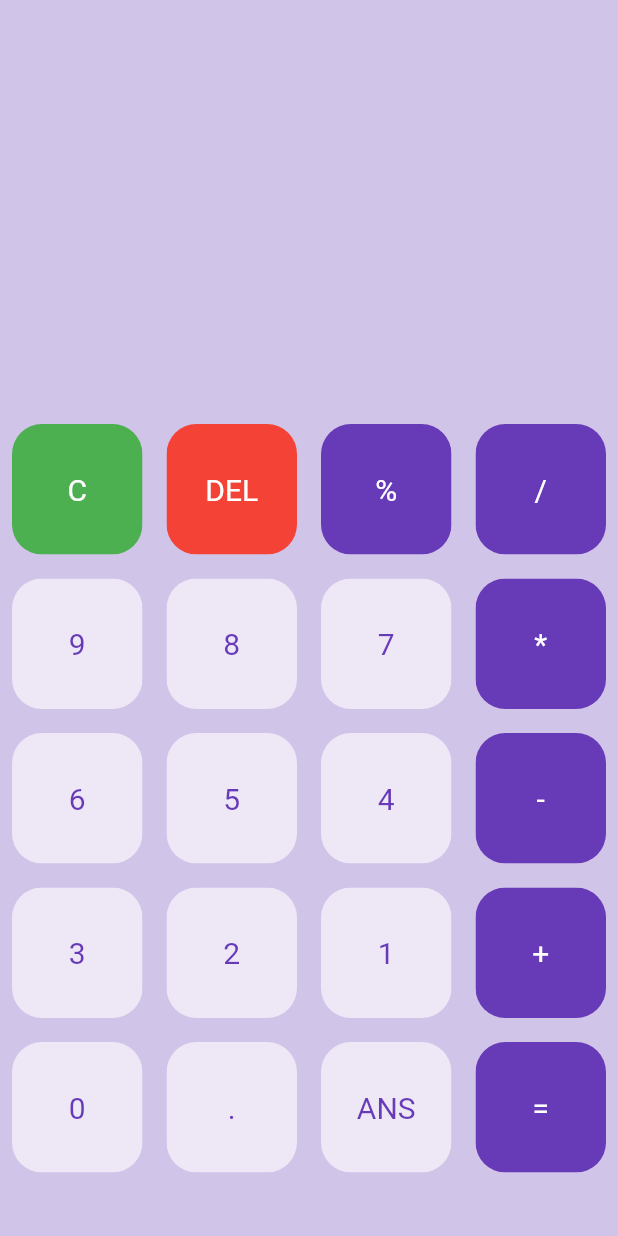
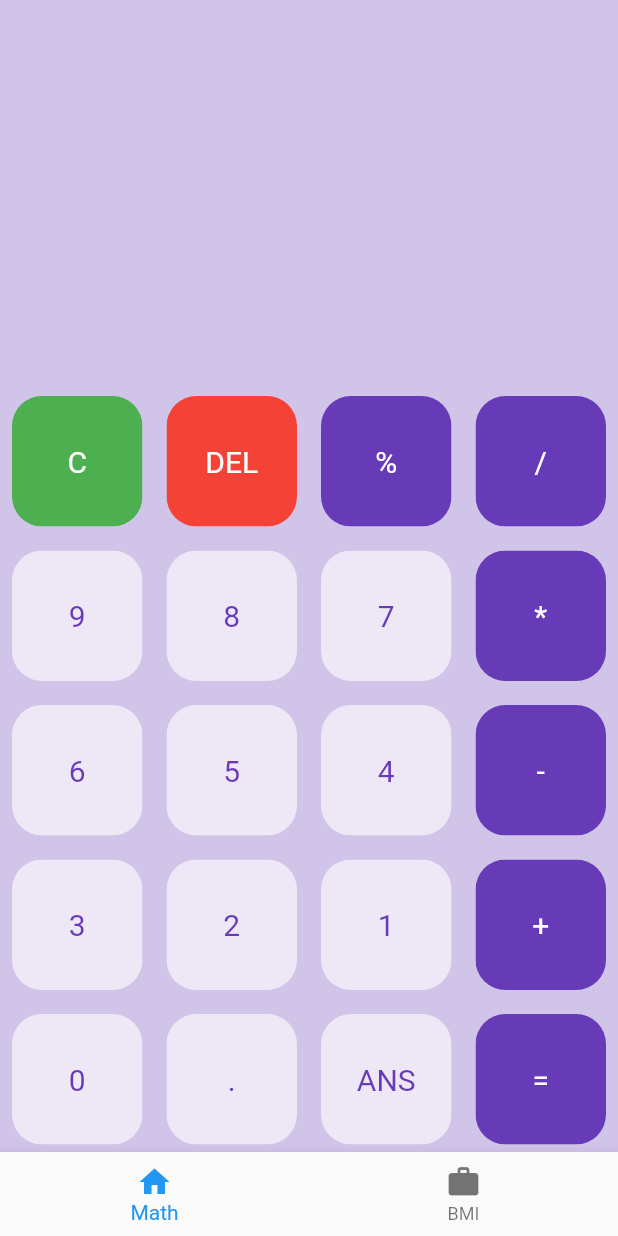
Before and after one commit to agarwalsahil0210/calculator_flutter, a Flutter app: the screen it shows after launch, on a phone screen of 412 x 824 dp. Run offline on Flutter 3.47's test engine with Material 2 defaults, Android fonts, the phone set to English and light mode, and no system bars; our stand-ins replace math_expressions.

Commit message:
created new page and added navigation buttons

```diff
--- /dev/null
+++ b/lib/BmiMainPage.dart
@@ -0,0 +1,13 @@
+import 'package:flutter/material.dart';
+
+class BmiMainPage extends StatefulWidget {
+  @override
+  _BmiMainPageState createState() => _BmiMainPageState();
+}
+
+class _BmiMainPageState extends State<BmiMainPage> {
+  @override
+  Widget build(BuildContext context) {
+    return Container();
+  }
+}
--- /dev/null
+++ b/lib/HomePage.dart
@@ -0,0 +1,161 @@
+import 'package:calculatorflutter/buttons.dart';
+import 'package:flutter/material.dart';
+import 'package:math_expressions/math_expressions.dart';
+
+class HomePage extends StatefulWidget {
+  HomePage({Key key, this.title}) : super(key: key);
+
+  final String title;
+
+
+  @override
+  _MyHomePageState createState() => _MyHomePageState();
+}
+
+class _MyHomePageState extends State<HomePage> {
+
+  var userQuestion = '';
+  var userAnswer = '';
+
+  final List<String> buttons = [
+    'C',
+    'DEL',
+    '%',
+    '/',
+    '9',
+    '8',
+    '7',
+    '*',
+    '6',
+    '5',
+    '4',
+    '-',
+    '3',
+    '2',
+    '1',
+    '+',
+    '0',
+    '.',
+    'ANS',
+    '=',
+  ];
+
+  @override
+  Widget build(BuildContext context) {
+    return Scaffold(
+      backgroundColor: Colors.deepPurple[100],
+
+      body:Column(
+        children: <Widget>[
+          Expanded(
+            child: Container(
+              child: Column(
+                mainAxisAlignment: MainAxisAlignment.spaceEvenly,
+                children: <Widget>[
+                  SizedBox(
+                    height: 50,
+                  ),
+                  Container(
+                      padding: EdgeInsets.all(20),
+                      alignment: Alignment.centerLeft,
+                      child: Text(
+                        userQuestion,
+                        style: TextStyle(fontSize: 20),
+                      )),
+                  Container(
+                      padding: EdgeInsets.all(20),
+                      alignment: Alignment.centerRight,
+                      child: Text(
+                        userAnswer,
+                        style: TextStyle(fontSize: 20),
+                      )),
+                ],
+              ),
+            ),
+          ),
+          Expanded(
+            flex: 2,
+            child: Container(
+                child: GridView.builder(
+                    itemCount: buttons.length,
+                    gridDelegate: SliverGridDelegateWithFixedCrossAxisCount(
+                        crossAxisCount: 4),
+                    itemBuilder: (BuildContext context, int index) {
+                      if (index == 0) {
+                        return MyButton(
+                          buttonTapped: () {
+                            setState(() {
+                              userQuestion = '';
+                            });
+                          },
+                          buttonText: buttons[index],
+                          color: Colors.green,
+                          textcolor: Colors.white,
+                        );
+                      } else if (index == 1) {
+                        return MyButton(
+                          buttonTapped: () {
+                            setState(() {
+                              userQuestion = userQuestion.substring(
+                                  0, userQuestion.length - 1);
+                            });
+                          },
+                          buttonText: buttons[index],
+                          color: Colors.red,
+                          textcolor: Colors.white,
+                        );
+                      }
+                      //equals button
+                      else if (index == buttons.length - 1) {
+                        return MyButton(
+                          buttonTapped: () {
+                            setState(() {
+                              equalPressed();
+                            });
+                          },
+                          buttonText: buttons[index],
+                          color: Colors.deepPurple,
+                          textcolor: Colors.white,
+                        );
+                      } else {
+                        return MyButton(
+                          buttonTapped: () {
+                            setState(() {
+                              userQuestion += buttons[index];
+                            });
+                          },
+                          buttonText: buttons[index],
+                          color: isOperator(buttons[index])
+                              ? Colors.deepPurple
+                              : Colors.deepPurple[50],
+                          textcolor: isOperator(buttons[index])
+                              ? Colors.white
+                              : Colors.deepPurple,
+                        );
+                      }
+                    })),
+          ),
+        ],
+      ),
+    );
+  }
+
+  bool isOperator(String x) {
+    if (x == '%' || x == '/' || x == '*' || x == '-' || x == '+' || x == '=') {
+      return true;
+    }
+    return false;
+  }
+
+  void equalPressed() {
+
+    String finalQuestion=userQuestion;
+
+    Parser p = Parser();
+    Expression exp = p.parse(finalQuestion);
+    ContextModel cm = ContextModel();
+    double eval = exp.evaluate(EvaluationType.REAL, cm);
+
+    userAnswer = eval.toString();
+  }
+}
--- a/lib/main.dart
+++ b/lib/main.dart
@@ -1,184 +1,63 @@
+import 'package:calculatorflutter/HomePage.dart';
 import 'package:calculatorflutter/buttons.dart';
 import 'package:flutter/material.dart';
 import 'package:math_expressions/math_expressions.dart';
+import 'package:calculatorflutter/BmiMainPage.dart';
 
 void main() => runApp(MyApp());
 
 class MyApp extends StatelessWidget {
+
   // This widget is the root of your application.
   @override
   Widget build(BuildContext context) {
-    return MaterialApp(
+    return new MaterialApp(
       debugShowCheckedModeBanner: false,
-      title: 'Calculator',
-      theme: ThemeData(
-        primarySwatch: Colors.blue,
-      ),
-      home: MyHomePage(title: 'Flutter Demo Home Page'),
+      home: MyBottomNavigationBar(),
     );
   }
 }
 
-class MyHomePage extends StatefulWidget {
-  MyHomePage({Key key, this.title}) : super(key: key);
 
-  // This widget is the home page of your application. It is stateful, meaning
-  // that it has a State object (defined below) that contains fields that affect
-  // how it looks.
-
-  // This class is the configuration for the state. It holds the values (in this
-  // case the title) provided by the parent (in this case the App widget) and
-  // used by the build method of the State. Fields in a Widget subclass are
-  // always marked "final".
-
-  final String title;
-
+class MyBottomNavigationBar extends StatefulWidget {
   @override
-  _MyHomePageState createState() => _MyHomePageState();
+  _MyBottomNavigationBarState createState() => _MyBottomNavigationBarState();
 }
 
-class _MyHomePageState extends State<MyHomePage> {
-  var userQuestion = '';
-  var userAnswer = '';
+class _MyBottomNavigationBarState extends State<MyBottomNavigationBar> {
 
-  final List<String> buttons = [
-    'C',
-    'DEL',
-    '%',
-    '/',
-    '9',
-    '8',
-    '7',
-    '*',
-    '6',
-    '5',
-    '4',
-    '-',
-    '3',
-    '2',
-    '1',
-    '+',
-    '0',
-    '.',
-    'ANS',
-    '=',
+  int _currentIndex = 0;
+  final List<Widget> _children =[
+    HomePage(),
+    BmiMainPage(),
   ];
+
+  void onTappedBar(int index)
+  {
+    setState(() {
+      _currentIndex = index;
+    });
+  }
 
   @override
   Widget build(BuildContext context) {
-    return Scaffold(
-      backgroundColor: Colors.deepPurple[100],
-      body: Column(
-        children: <Widget>[
-          Expanded(
-            child: Container(
-              child: Column(
-                mainAxisAlignment: MainAxisAlignment.spaceEvenly,
-                children: <Widget>[
-                  SizedBox(
-                    height: 50,
-                  ),
-                  Container(
-                      padding: EdgeInsets.all(20),
-                      alignment: Alignment.centerLeft,
-                      child: Text(
-                        userQuestion,
-                        style: TextStyle(fontSize: 20),
-                      )),
-                  Container(
-                      padding: EdgeInsets.all(20),
-                      alignment: Alignment.centerRight,
-                      child: Text(
-                        userAnswer,
-                        style: TextStyle(fontSize: 20),
-                      )),
-                ],
-              ),
+    return new Scaffold(
+      body: _children[_currentIndex],
+      bottomNavigationBar: BottomNavigationBar(
+        onTap: onTappedBar,
+        currentIndex: _currentIndex,
+        items:
+          [
+            BottomNavigationBarItem(
+              icon: new Icon(Icons.home),
+              title: new Text("Math")
             ),
-          ),
-          Expanded(
-            flex: 2,
-            child: Container(
-                child: GridView.builder(
-                    itemCount: buttons.length,
-                    gridDelegate: SliverGridDelegateWithFixedCrossAxisCount(
-                        crossAxisCount: 4),
-                    itemBuilder: (BuildContext context, int index) {
-                      if (index == 0) {
-                        return MyButton(
-                          buttonTapped: () {
-                            setState(() {
-                              userQuestion = '';
-                            });
-                          },
-                          buttonText: buttons[index],
-                          color: Colors.green,
-                          textcolor: Colors.white,
-                        );
-                      } else if (index == 1) {
-                        return MyButton(
-                          buttonTapped: () {
-                            setState(() {
-                              userQuestion = userQuestion.substring(
-                                  0, userQuestion.length - 1);
-                            });
-                          },
-                          buttonText: buttons[index],
-                          color: Colors.red,
-                          textcolor: Colors.white,
-                        );
-                      }
-                      //equals button
-                      else if (index == buttons.length - 1) {
-                        return MyButton(
-                          buttonTapped: () {
-                            setState(() {
-                              equalPressed();
-                            });
-                          },
-                          buttonText: buttons[index],
-                          color: Colors.deepPurple,
-                          textcolor: Colors.white,
-                        );
-                      } else {
-                        return MyButton(
-                          buttonTapped: () {
-                            setState(() {
-                              userQuestion += buttons[index];
-                            });
-                          },
-                          buttonText: buttons[index],
-                          color: isOperator(buttons[index])
-                              ? Colors.deepPurple
-                              : Colors.deepPurple[50],
-                          textcolor: isOperator(buttons[index])
-                              ? Colors.white
-                              : Colors.deepPurple,
-                        );
-                      }
-                    })),
-          ),
-        ],
+            BottomNavigationBarItem(
+              icon: new Icon(Icons.work),
+                title: new Text("BMI")
+            ),
+          ]
       ),
     );
   }
-
-  bool isOperator(String x) {
-    if (x == '%' || x == '/' || x == '*' || x == '-' || x == '+' || x == '=') {
-      return true;
-    }
-    return false;
-  }
-
-  void equalPressed() {
-
-    String finalQuestion=userQuestion;
-
-    Parser p = Parser();
-    Expression exp = p.parse(finalQuestion);
-    ContextModel cm = ContextModel();
-    double eval = exp.evaluate(EvaluationType.REAL, cm);
-
-    userAnswer = eval.toString();
-  }
 }
```
